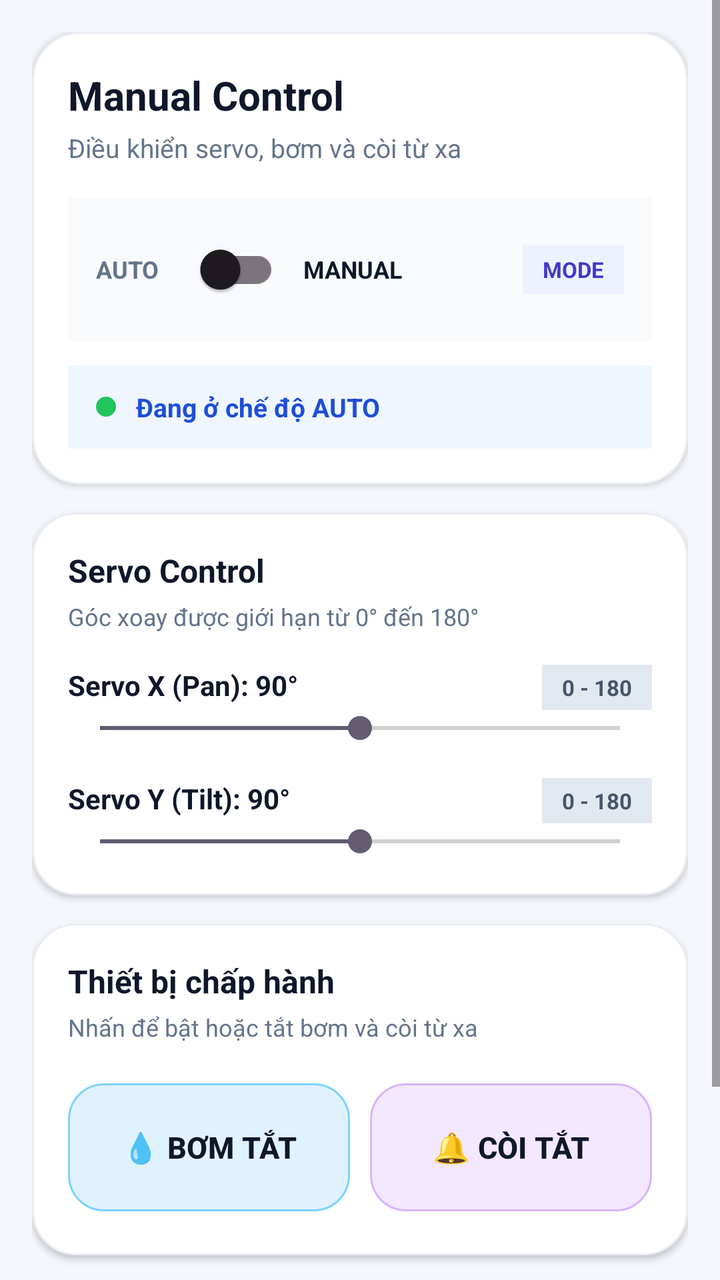
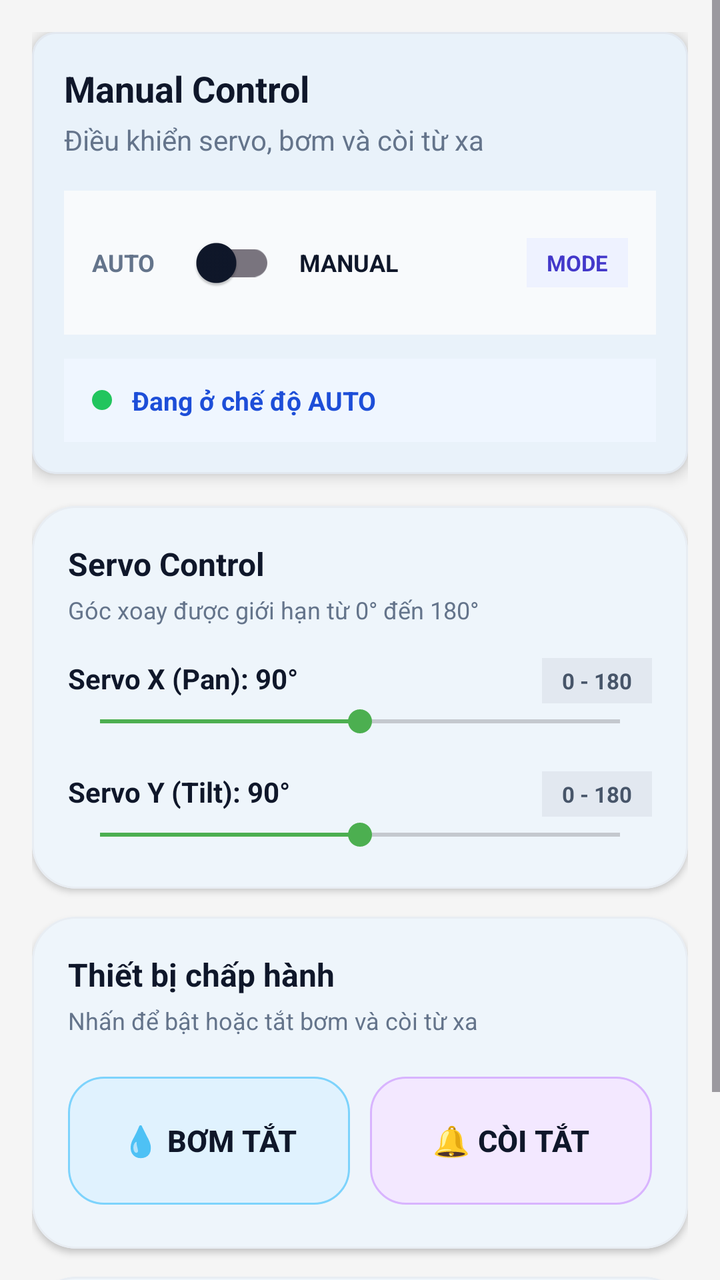

Compare the two renders of this Android layout. The source of the first and the diff that turns it into the second are given below.
<!-- AndroidManifest.xml: application theme Theme.SmartFireMonitoring -->
<!-- res/layout/fragment_control.xml -->
<?xml version="1.0" encoding="utf-8"?>
<ScrollView xmlns:android="http://schemas.android.com/apk/res/android"
    xmlns:app="http://schemas.android.com/apk/res-auto"
    android:layout_width="match_parent"
    android:layout_height="match_parent"
    android:background="#F5F7FA"
    android:fillViewport="true"
    android:overScrollMode="never">

    <LinearLayout
        android:layout_width="match_parent"
        android:layout_height="wrap_content"
        android:orientation="vertical"
        android:padding="16dp">

        <com.google.android.material.card.MaterialCardView
            android:layout_width="match_parent"
            android:layout_height="wrap_content"
            android:layout_marginBottom="14dp"
            app:cardBackgroundColor="#FFFFFF"
            app:cardCornerRadius="24dp"
            app:cardElevation="2dp"
            app:strokeColor="#E8EDF3"
            app:strokeWidth="1dp">

            <LinearLayout
                android:layout_width="match_parent"
                android:layout_height="wrap_content"
                android:orientation="vertical"
                android:padding="18dp">

                <TextView
                    android:layout_width="wrap_content"
                    android:layout_height="wrap_content"
                    android:text="Manual Control"
                    android:textColor="#0F172A"
                    android:textSize="20sp"
                    android:textStyle="bold" />

                <TextView
                    android:layout_width="wrap_content"
                    android:layout_height="wrap_content"
                    android:layout_marginTop="4dp"
                    android:text="Điều khiển servo, bơm và còi từ xa"
                    android:textColor="#64748B"
                    android:textSize="13sp" />

                <LinearLayout
                    android:layout_width="match_parent"
                    android:layout_height="wrap_content"
                    android:layout_marginTop="16dp"
                    android:background="#F8FAFC"
                    android:gravity="center_vertical"
                    android:orientation="horizontal"
                    android:paddingHorizontal="14dp"
                    android:paddingVertical="12dp">

                    <TextView
                        android:layout_width="wrap_content"
                        android:layout_height="wrap_content"
                        android:text="AUTO"
                        android:textColor="#64748B"
                        android:textSize="12sp"
                        android:textStyle="bold" />

                    <com.google.android.material.switchmaterial.SwitchMaterial
                        android:id="@+id/switchMode"
                        android:layout_width="wrap_content"
                        android:layout_height="wrap_content"
                        android:layout_marginHorizontal="12dp"
                        android:checked="false"
                        android:thumbTint="#22C55E"
                        android:trackTint="#BBF7D0" />

                    <TextView
                        android:layout_width="wrap_content"
                        android:layout_height="wrap_content"
                        android:text="MANUAL"
                        android:textColor="#0F172A"
                        android:textSize="12sp"
                        android:textStyle="bold" />

                    <View
                        android:layout_width="0dp"
                        android:layout_height="0dp"
                        android:layout_weight="1" />

                    <TextView
                        android:layout_width="wrap_content"
                        android:layout_height="wrap_content"
                        android:background="#EEF2FF"
                        android:paddingHorizontal="10dp"
                        android:paddingVertical="5dp"
                        android:text="MODE"
                        android:textColor="#4338CA"
                        android:textSize="11sp"
                        android:textStyle="bold" />
                </LinearLayout>

                <LinearLayout
                    android:id="@+id/fireLockBanner"
                    android:layout_width="match_parent"
                    android:layout_height="wrap_content"
                    android:layout_marginTop="12dp"
                    android:background="#FFF4E5"
                    android:gravity="center_vertical"
                    android:orientation="horizontal"
                    android:paddingHorizontal="14dp"
                    android:paddingVertical="12dp"
                    android:visibility="gone">

                    <View
                        android:layout_width="4dp"
                        android:layout_height="match_parent"
                        android:layout_marginEnd="12dp"
                        android:background="#F59E0B" />

                    <TextView
                        android:layout_width="0dp"
                        android:layout_height="wrap_content"
                        android:layout_weight="1"
                        android:text="Đang có cháy, chế độ manual tạm khóa tự động."
                        android:textColor="#9A3412"
                        android:textSize="12sp"
                        android:textStyle="bold" />
                </LinearLayout>

                <LinearLayout
                    android:id="@+id/manualAutoInfo"
                    android:layout_width="match_parent"
                    android:layout_height="wrap_content"
                    android:layout_marginTop="12dp"
                    android:background="#EFF6FF"
                    android:gravity="center_vertical"
                    android:orientation="horizontal"
                    android:paddingHorizontal="14dp"
                    android:paddingVertical="12dp">

                    <View
                        android:layout_width="10dp"
                        android:layout_height="10dp"
                        android:background="@drawable/eye_status_green" />

                    <TextView
                        android:id="@+id/tvAutoLock"
                        android:layout_width="wrap_content"
                        android:layout_height="wrap_content"
                        android:layout_marginStart="10dp"
                        android:text="Đang ở chế độ AUTO"
                        android:textColor="#1D4ED8"
                        android:textSize="13sp"
                        android:textStyle="bold" />
                </LinearLayout>
            </LinearLayout>
        </com.google.android.material.card.MaterialCardView>

        <com.google.android.material.card.MaterialCardView
            android:layout_width="match_parent"
            android:layout_height="wrap_content"
            android:layout_marginBottom="14dp"
            app:cardBackgroundColor="#FFFFFF"
            app:cardCornerRadius="22dp"
            app:cardElevation="2dp"
            app:strokeColor="#E8EDF3"
            app:strokeWidth="1dp">

            <LinearLayout
                android:layout_width="match_parent"
                android:layout_height="wrap_content"
                android:orientation="vertical"
                android:padding="18dp">

                <TextView
                    android:layout_width="wrap_content"
                    android:layout_height="wrap_content"
                    android:text="Servo Control"
                    android:textColor="#0F172A"
                    android:textSize="16sp"
                    android:textStyle="bold" />

                <TextView
                    android:layout_width="wrap_content"
                    android:layout_height="wrap_content"
                    android:layout_marginTop="4dp"
                    android:text="Góc xoay được giới hạn từ 0° đến 180°"
                    android:textColor="#64748B"
                    android:textSize="12sp" />

                <LinearLayout
                    android:layout_width="match_parent"
                    android:layout_height="wrap_content"
                    android:layout_marginTop="16dp"
                    android:orientation="vertical">

                    <LinearLayout
                        android:layout_width="match_parent"
                        android:layout_height="wrap_content"
                        android:orientation="horizontal">

                        <TextView
                            android:id="@+id/tvServoXValue"
                            android:layout_width="wrap_content"
                            android:layout_height="wrap_content"
                            android:text="Servo X (Pan): 90°"
                            android:textColor="#0F172A"
                            android:textSize="14sp"
                            android:textStyle="bold" />

                        <View
                            android:layout_width="0dp"
                            android:layout_height="0dp"
                            android:layout_weight="1" />

                        <TextView
                            android:layout_width="wrap_content"
                            android:layout_height="wrap_content"
                            android:background="#E2E8F0"
                            android:paddingHorizontal="10dp"
                            android:paddingVertical="4dp"
                            android:text="0 - 180"
                            android:textColor="#475569"
                            android:textSize="11sp"
                            android:textStyle="bold" />
                    </LinearLayout>

                    <SeekBar
                        android:id="@+id/seekBarServoX"
                        android:layout_width="match_parent"
                        android:layout_height="wrap_content"
                        android:max="180"
                        android:progress="90"
                        android:splitTrack="false" />

                    <LinearLayout
                        android:layout_width="match_parent"
                        android:layout_height="wrap_content"
                        android:layout_marginTop="16dp"
                        android:orientation="horizontal">

                        <TextView
                            android:id="@+id/tvServoYValue"
                            android:layout_width="wrap_content"
                            android:layout_height="wrap_content"
                            android:text="Servo Y (Tilt): 90°"
                            android:textColor="#0F172A"
                            android:textSize="14sp"
                            android:textStyle="bold" />

                        <View
                            android:layout_width="0dp"
                            android:layout_height="0dp"
                            android:layout_weight="1" />

                        <TextView
                            android:layout_width="wrap_content"
                            android:layout_height="wrap_content"
                            android:background="#E2E8F0"
                            android:paddingHorizontal="10dp"
                            android:paddingVertical="4dp"
                            android:text="0 - 180"
                            android:textColor="#475569"
                            android:textSize="11sp"
                            android:textStyle="bold" />
                    </LinearLayout>

                    <SeekBar
                        android:id="@+id/seekBarServoY"
                        android:layout_width="match_parent"
                        android:layout_height="wrap_content"
                        android:max="180"
                        android:progress="90"
                        android:splitTrack="false" />
                </LinearLayout>
            </LinearLayout>
        </com.google.android.material.card.MaterialCardView>

        <com.google.android.material.card.MaterialCardView
            android:layout_width="match_parent"
            android:layout_height="wrap_content"
            android:layout_marginBottom="14dp"
            app:cardBackgroundColor="#FFFFFF"
            app:cardCornerRadius="22dp"
            app:cardElevation="2dp"
            app:strokeColor="#E8EDF3"
            app:strokeWidth="1dp">

            <LinearLayout
                android:layout_width="match_parent"
                android:layout_height="wrap_content"
                android:orientation="vertical"
                android:padding="18dp">

                <TextView
                    android:layout_width="wrap_content"
                    android:layout_height="wrap_content"
                    android:text="Thiết bị chấp hành"
                    android:textColor="#0F172A"
                    android:textSize="16sp"
                    android:textStyle="bold" />

                <TextView
                    android:layout_width="wrap_content"
                    android:layout_height="wrap_content"
                    android:layout_marginTop="4dp"
                    android:text="Nhấn để bật hoặc tắt bơm và còi từ xa"
                    android:textColor="#64748B"
                    android:textSize="12sp" />

                <LinearLayout
                    android:layout_width="match_parent"
                    android:layout_height="wrap_content"
                    android:layout_marginTop="16dp"
                    android:orientation="horizontal">

                    <com.google.android.material.button.MaterialButton
                        android:id="@+id/btnPump"
                        android:layout_width="0dp"
                        android:layout_height="72dp"
                        android:layout_marginEnd="10dp"
                        android:layout_weight="1"
                        android:text="💧 BƠM TẮT"
                        android:textAllCaps="false"
                        android:textColor="#0F172A"
                        android:textSize="15sp"
                        android:textStyle="bold"
                        app:backgroundTint="#E0F2FE"
                        app:cornerRadius="18dp"
                        app:strokeColor="#7DD3FC"
                        app:strokeWidth="1dp" />

                    <com.google.android.material.button.MaterialButton
                        android:id="@+id/btnBuzzer"
                        android:layout_width="0dp"
                        android:layout_height="72dp"
                        android:layout_weight="1"
                        android:text="🔔 CÒI TẮT"
                        android:textAllCaps="false"
                        android:textColor="#0F172A"
                        android:textSize="15sp"
                        android:textStyle="bold"
                        app:backgroundTint="#F3E8FF"
                        app:cornerRadius="18dp"
                        app:strokeColor="#D8B4FE"
                        app:strokeWidth="1dp" />
                </LinearLayout>
            </LinearLayout>
        </com.google.android.material.card.MaterialCardView>

        <com.google.android.material.card.MaterialCardView
            android:layout_width="match_parent"
            android:layout_height="wrap_content"
            app:cardBackgroundColor="#FFFFFF"
            app:cardCornerRadius="22dp"
            app:cardElevation="2dp"
            app:strokeColor="#E8EDF3"
            app:strokeWidth="1dp">

            <LinearLayout
                android:layout_width="match_parent"
                android:layout_height="wrap_content"
                android:orientation="vertical"
                android:padding="18dp">

                <TextView
                    android:layout_width="wrap_content"
                    android:layout_height="wrap_content"
                    android:text="Lưu ý an toàn"
                    android:textColor="#0F172A"
                    android:textSize="16sp"
                    android:textStyle="bold" />

                <TextView
                    android:layout_width="match_parent"
                    android:layout_height="wrap_content"
                    android:layout_marginTop="6dp"
                    android:text="Khi phát hiện cháy, hệ thống sẽ tự động khóa manual để ưu tiên bảo vệ thiết bị."
                    android:textColor="#64748B"
                    android:textSize="12sp"
                    android:lineSpacingExtra="2dp" />
            </LinearLayout>
        </com.google.android.material.card.MaterialCardView>

    </LinearLayout>
</ScrollView>
<!-- resources referenced by this layout -->
<resources>
  <!-- drawable eye_status_green (drawable) -->
  <?xml version="1.0" encoding="utf-8"?>
  <shape xmlns:android="http://schemas.android.com/apk/res/android"
      android:shape="oval">
      <solid android:color="#22C55E" />
      <size
          android:width="18dp"
          android:height="18dp" />
  </shape>
  <style name="Theme.SmartFireMonitoring" parent="Base.Theme.SmartFireMonitoring" />
  <style name="Base.Theme.SmartFireMonitoring" parent="Theme.Material3.DayNight.NoActionBar">
          
          
      </style>
</resources>

<!-- the commit's change to res/layout/fragment_control.xml (unified diff, before → after) -->
@@ -3,7 +3,7 @@
     xmlns:app="http://schemas.android.com/apk/res-auto"
     android:layout_width="match_parent"
     android:layout_height="match_parent"
-    android:background="#F5F7FA"
+    android:background="@color/background"
     android:fillViewport="true"
     android:overScrollMode="never">
 
@@ -11,30 +11,30 @@
         android:layout_width="match_parent"
         android:layout_height="wrap_content"
         android:orientation="vertical"
-        android:padding="16dp">
+        android:padding="@dimen/screen_padding">
 
         <com.google.android.material.card.MaterialCardView
             android:layout_width="match_parent"
             android:layout_height="wrap_content"
-            android:layout_marginBottom="14dp"
-            app:cardBackgroundColor="#FFFFFF"
-            app:cardCornerRadius="24dp"
-            app:cardElevation="2dp"
-            app:strokeColor="#E8EDF3"
+            android:layout_marginBottom="16dp"
+            app:cardBackgroundColor="@color/surface"
+            app:cardCornerRadius="@dimen/card_corner_radius"
+            app:cardElevation="@dimen/card_elevation"
+            app:strokeColor="@color/border"
             app:strokeWidth="1dp">
 
             <LinearLayout
                 android:layout_width="match_parent"
                 android:layout_height="wrap_content"
                 android:orientation="vertical"
-                android:padding="18dp">
+                android:padding="@dimen/card_padding">
 
                 <TextView
                     android:layout_width="wrap_content"
                     android:layout_height="wrap_content"
                     android:text="Manual Control"
                     android:textColor="#0F172A"
-                    android:textSize="20sp"
+                    android:textSize="@dimen/title_text_size"
                     android:textStyle="bold" />
 
                 <TextView
@@ -42,8 +42,8 @@
                     android:layout_height="wrap_content"
                     android:layout_marginTop="4dp"
                     android:text="Điều khiển servo, bơm và còi từ xa"
-                    android:textColor="#64748B"
-                    android:textSize="13sp" />
+                    android:textColor="@color/text_secondary"
+                    android:textSize="@dimen/body_text_size" />
 
                 <LinearLayout
                     android:layout_width="match_parent"
<!-- resource entries referenced after the edit -->
@@ -1,5 +1,15 @@
 <!-- resources referenced by this layout -->
 <resources>
+  <color name="background">#F5F5F5</color>
+  <color name="border">#E2E8F0</color>
+  <color name="surface">#FFFFFF</color>
+  <color name="text_secondary">#64748B</color>
+  <dimen name="body_text_size">14sp</dimen>
+  <dimen name="card_corner_radius">12dp</dimen>
+  <dimen name="card_elevation">4dp</dimen>
+  <dimen name="card_padding">16dp</dimen>
+  <dimen name="screen_padding">16dp</dimen>
+  <dimen name="title_text_size">18sp</dimen>
   <!-- drawable eye_status_green (drawable) -->
   <?xml version="1.0" encoding="utf-8"?>
   <shape xmlns:android="http://schemas.android.com/apk/res/android"
@@ -11,8 +21,53 @@
   </shape>
   <style name="Theme.SmartFireMonitoring" parent="Base.Theme.SmartFireMonitoring" />
   <style name="Base.Theme.SmartFireMonitoring" parent="Theme.Material3.DayNight.NoActionBar">
-          
-          
+          <item name="colorPrimary">@color/primary</item>
+          <item name="colorOnPrimary">@color/white</item>
+          <item name="colorPrimaryContainer">@color/chip_info_bg</item>
+          <item name="colorOnPrimaryContainer">@color/primary_dark</item>
+          <item name="colorSecondary">@color/safe_green</item>
+          <item name="colorOnSecondary">@color/white</item>
+          <item name="colorTertiary">@color/warning_yellow</item>
+          <item name="colorError">@color/danger_red</item>
+          <item name="colorSurface">@color/surface</item>
+          <item name="colorOnSurface">@color/text_primary</item>
+          <item name="colorSurfaceVariant">@color/surface_variant</item>
+          <item name="android:colorBackground">@color/background</item>
+          <item name="android:statusBarColor" tools:targetApi="l">@color/primary_dark</item>
+          <item name="android:navigationBarColor" tools:targetApi="l">@color/background</item>
+          <item name="materialCardViewStyle">@style/Widget.SmartFireMonitoring.Card</item>
+          <item name="textAppearanceHeadlineLarge">@style/TextAppearance.SmartFireMonitoring.Title</item>
+          <item name="textAppearanceBodyMedium">@style/TextAppearance.SmartFireMonitoring.Body</item>
+          <item name="textAppearanceLabelSmall">@style/TextAppearance.SmartFireMonitoring.Caption</item>
       </style>
+  <color name="primary">#1976D2</color>
+  <color name="white">#FFFFFFFF</color>
+  <color name="chip_info_bg">#DBEAFE</color>
+  <color name="primary_dark">#0D47A1</color>
+  <color name="safe_green">#4CAF50</color>
+  <color name="warning_yellow">#FFC107</color>
+  <color name="danger_red">#F44336</color>
+  <color name="text_primary">#0F172A</color>
+  <color name="surface_variant">#F8FAFC</color>
+  <style name="Widget.SmartFireMonitoring.Card" parent="Widget.MaterialComponents.CardView">
+          <item name="cardCornerRadius">@dimen/card_corner_radius</item>
+          <item name="cardElevation">@dimen/card_elevation</item>
+          <item name="strokeWidth">1dp</item>
+          <item name="strokeColor">@color/border</item>
+          <item name="cardBackgroundColor">@color/surface</item>
+      </style>
+  <style name="TextAppearance.SmartFireMonitoring.Title" parent="TextAppearance.Material3.TitleLarge">
+          <item name="android:textSize">@dimen/title_text_size</item>
+          <item name="android:textColor">@color/text_primary</item>
+      </style>
+  <style name="TextAppearance.SmartFireMonitoring.Body" parent="TextAppearance.Material3.BodyMedium">
+          <item name="android:textSize">@dimen/body_text_size</item>
+          <item name="android:textColor">@color/text_primary</item>
+      </style>
+  <style name="TextAppearance.SmartFireMonitoring.Caption" parent="TextAppearance.Material3.LabelSmall">
+          <item name="android:textSize">@dimen/caption_text_size</item>
+          <item name="android:textColor">@color/text_secondary</item>
+      </style>
+  <dimen name="caption_text_size">12sp</dimen>
 </resources>
 
